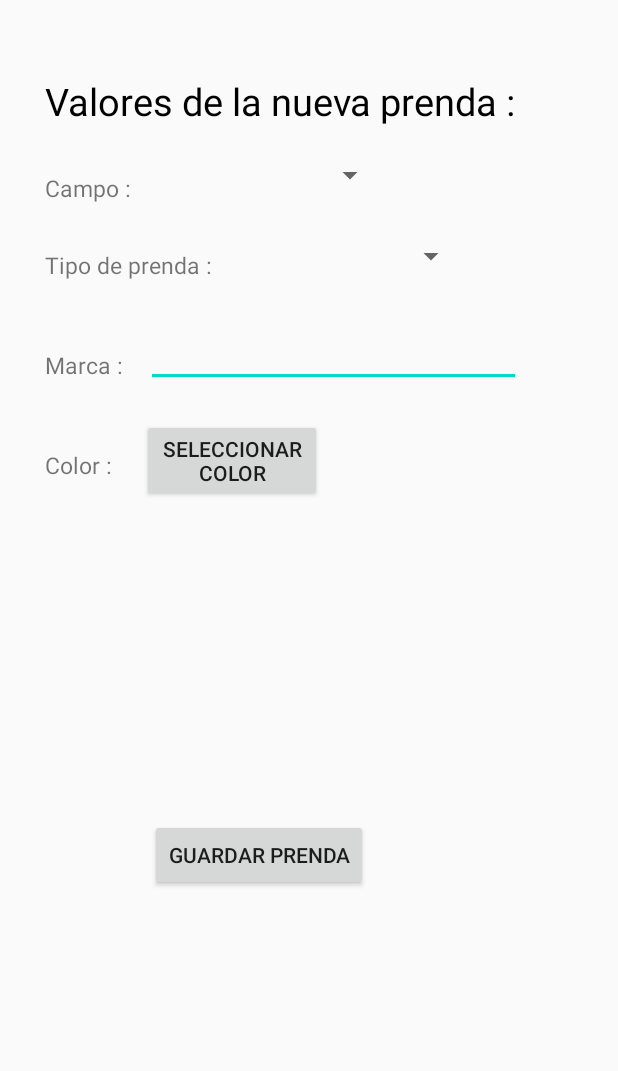
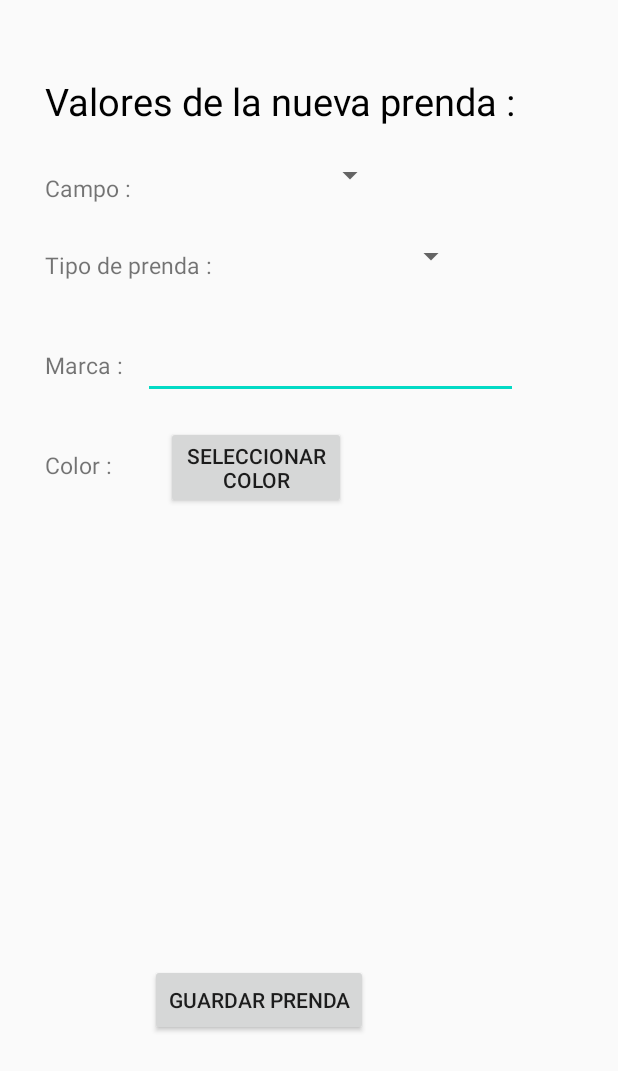
Before and after one commit to davidco27/Clouset, an Android app: the layout add_prenda.xml on its own in the app's theme, with its tools: preview values and no code run, on a phone screen of 412 x 824 dp. Shown: the top 1071 px of the screen. Run offline under Robolectric (Android 15) with nearby library versions, the light colour scheme and no system bars.

Commit message:
git push

```diff
--- a/app/src/main/res/layout/add_prenda.xml
+++ b/app/src/main/res/layout/add_prenda.xml
@@ -63,15 +63,18 @@
         android:layout_height="wrap_content"
         android:text="Marca :"/>
     //cuadro texto marca
+
+    //texto color
+
     <EditText
         android:id="@+id/marca"
-        android:layout_marginTop="25dp"
-        android:layout_marginLeft="15dp"
+        android:layout_width="250dp"
+        android:layout_height="wrap_content"
         android:layout_below="@id/tipoText"
-        android:layout_toRightOf="@+id/marcaText"
-        android:layout_width="250dp"
-        android:layout_height="wrap_content" />
-    //texto color
+        android:layout_marginLeft="13dp"
+        android:layout_marginTop="33dp"
+        android:layout_toRightOf="@+id/marcaText" />
+
     <TextView
         android:id="@+id/colorText"
         android:textSize="15dp"
@@ -84,13 +87,13 @@
     //botón color
     <Button
         android:id="@+id/color"
-        android:text="SELECCIONAR COLOR"
-        android:layout_marginTop="25dp"
-        android:layout_marginLeft="20dp"
+        android:layout_width="120dp"
+        android:layout_height="wrap_content"
         android:layout_below="@id/marcaText"
+        android:layout_marginLeft="36dp"
+        android:layout_marginTop="30dp"
         android:layout_toRightOf="@+id/colorText"
-        android:layout_width="120dp"
-        android:layout_height="wrap_content" />
+        android:text="SELECCIONAR COLOR" />
     //Foto imagen
     <ImageView
         android:id="@+id/fotoAdd"
@@ -102,11 +105,11 @@
     //Boton imagen
     <Button
         android:id="@+id/btn2"
-        android:layout_marginLeft="100dp"
-        android:layout_below="@id/fotoAdd"
-        android:layout_marginTop="25dp"
         android:layout_width="wrap_content"
         android:layout_height="wrap_content"
-        android:text="Guardar prenda"/>
+        android:layout_below="@id/fotoAdd"
+        android:layout_marginLeft="100dp"
+        android:layout_marginTop="122dp"
+        android:text="Guardar prenda" />
 
 </RelativeLayout>
```
